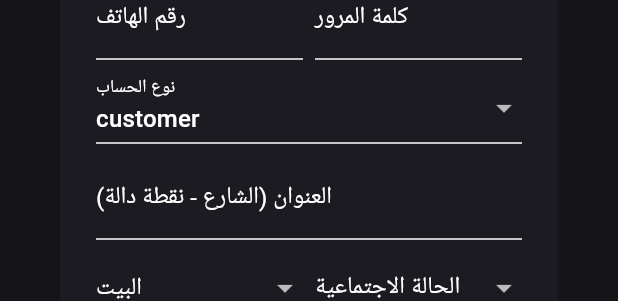
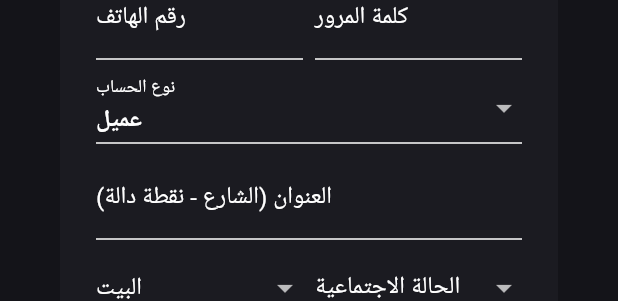
Before and after one commit to AHMEDBRZAN/FAWORI-ADMIN, a Flutter app: the UserDialog widget shown alone on an empty page, opened directly with empty values, on a phone screen of 412 x 824 dp. Shown: the part 457-758 px from the top of the screen. Run offline on Flutter 3.47's test engine with Material 3 defaults, Android fonts, the phone set to English and light mode, and no system bars; our stand-ins replace image_picker, shared_preferences; missing offline and left inert: excel; accounts and stored records are empty; network calls fail.

Commit message:
Update lib/main.dart (PC admin)

```diff
--- a/lib/main.dart
+++ b/lib/main.dart
@@ -378,13 +378,34 @@ class _UserDialogState extends State<UserDialog> {
   late String _car = widget.user?.car ?? '';
   bool _busy = false;
 
+  /// القيمة تُحفظ بالرمز الإنجليزي (ليتوافق الجوال)، لكن النص الظاهر عربي دائماً
+  String _displayLabel(String o) {
+    switch (o) {
+      case 'customer':
+        return 'عميل';
+      case 'agent':
+        return 'وكيل';
+      case 'tech':
+        return 'صباغ';
+      case 'admin':
+        return 'مدير';
+      default:
+        return o;
+    }
+  }
+
   Widget _dd(String label, String value, List<String> opts, Function(String) set) =>
       DropdownButtonFormField<String>(
         value: value.isEmpty ? null : value,
         isExpanded: true,
         dropdownColor: kCard,
         decoration: InputDecoration(labelText: label, isDense: true),
-        items: opts.map((o) => DropdownMenuItem(value: o, child: Text(o))).toList(),
+        items: opts
+            .map((o) => DropdownMenuItem(
+                value: o,
+                child: Text(_displayLabel(o),
+                    style: const TextStyle(fontWeight: FontWeight.w700))))
+            .toList(),
         onChanged: (v) => setState(() => set(v ?? '')),
       );
 
```
